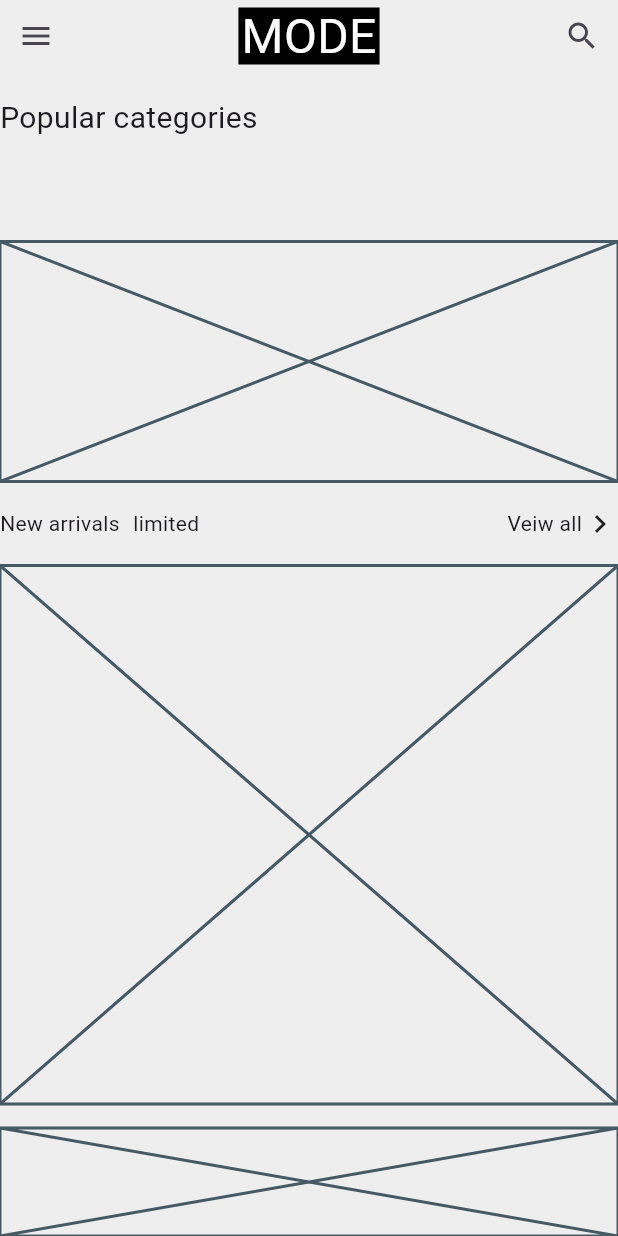
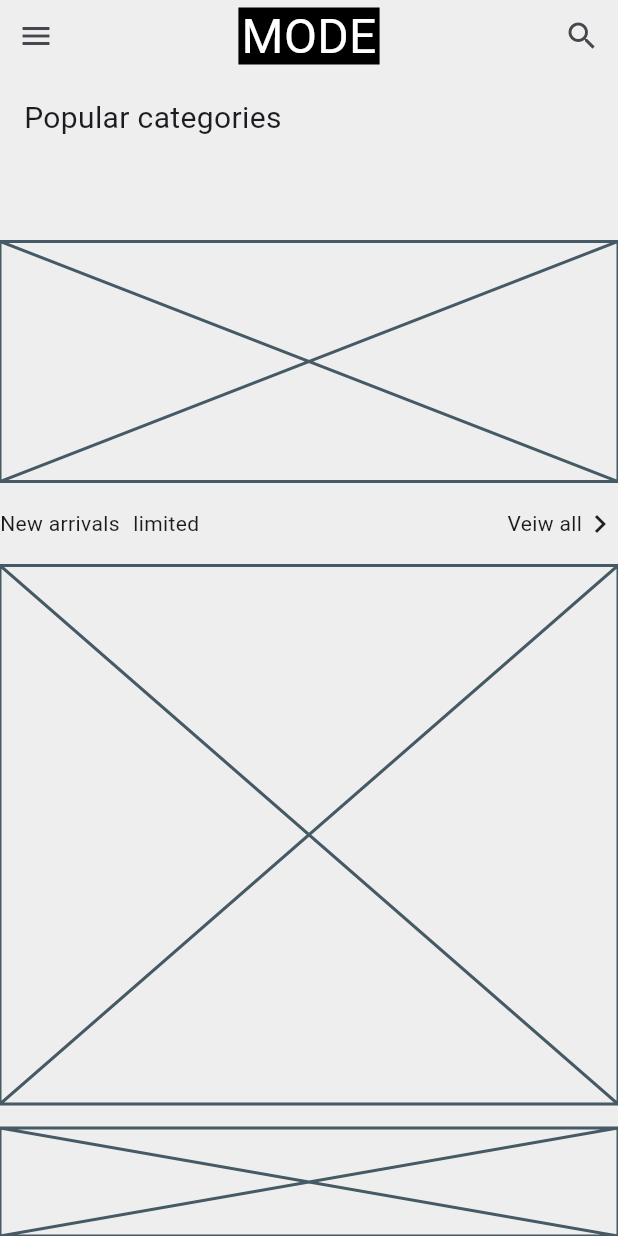
Before and after one commit to JAICHANGPARK/flutter_notebook_chapter_49, a Flutter app: the ECommerceHomePage screen opened directly, on a phone screen of 412 x 824 dp. Run offline on Flutter 3.47's test engine with Material 3 defaults, Android fonts, the phone set to English and light mode, and no system bars; our stand-ins replace google_fonts; Roboto replaces fonts that are missing (Akshar).

Commit message:
Update e_commerce_home_page.dart

```diff
--- a/lib/ep2451_e_commerce_app/ui/e_commerce_home_page.dart
+++ b/lib/ep2451_e_commerce_app/ui/e_commerce_home_page.dart
@@ -40,22 +40,24 @@ class _ECommerceHomePageState extends State<ECommerceHomePage> {
                 IconButton(onPressed: () {}, icon: Icon(Icons.search)),
               ],
             ),
-            Column(
+            Padding(
+              padding: const EdgeInsets.only(left: 16),
+              child: Column(
                 crossAxisAlignment: .start,
                 children: [
                   Text(
                     "Popular categories",
-                  style: GoogleFonts.akshar(
-                  fontSize: 20),
+                    style: GoogleFonts.akshar(fontSize: 20),
                   ),
-                SizedBox(height: 52, child: SingleChildScrollView(
+                  SizedBox(
+                    height: 52,
+                    child: SingleChildScrollView(
                       scrollDirection: Axis.horizontal,
-                  child: Row(
-                  children: [
-
+                      child: Row(children: []),
+                    ),
+                  ),
                 ],
-                ),)),
-              ],
+              ),
             ),
 
             Container(height: 160, child: Placeholder()),
```
Lines whose indentation alone changed are shown as unchanged.
